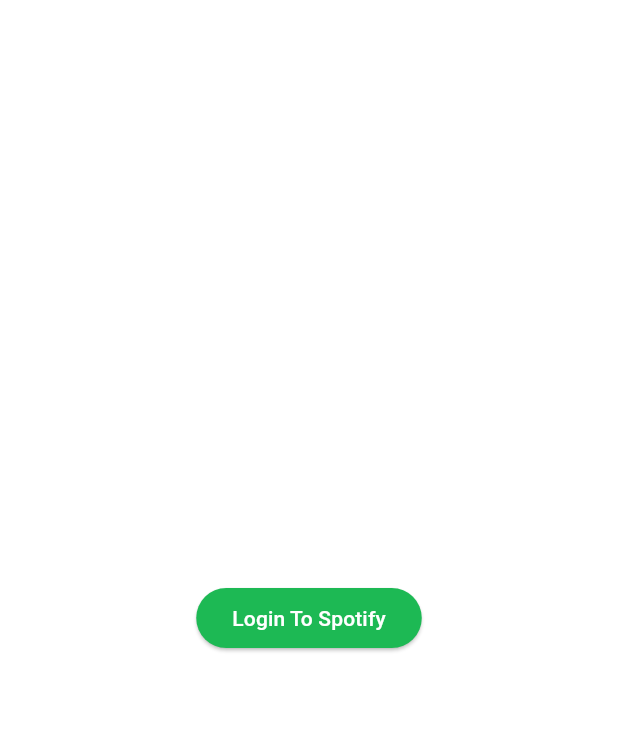
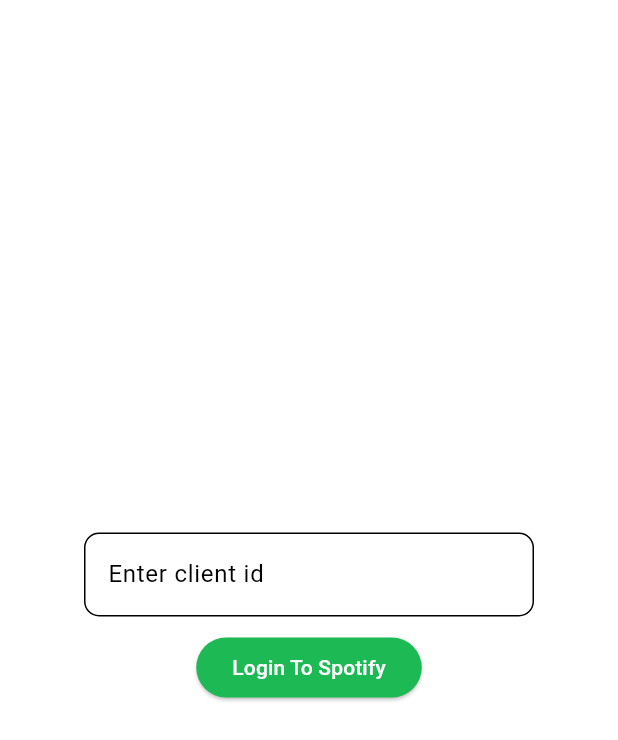
Before and after one commit to 1nsomnes/Lightify, a Flutter app: the screen it shows after launch, after a tap on "Login To Spotify", on a phone screen of 412 x 824 dp. Shown: the top 740 px of the screen. Run offline on Flutter 3.47's test engine with Material 3 defaults, Android fonts, the phone set to English and light mode, and no system bars; our stand-ins replace dio, flutter_dotenv, flutter_secure_storage, get_it, scrollable_positioned_list, webview_flutter; missing offline and left inert: flutter_foreground_task, hotkey_manager, webview_flutter_wkwebview, window_manager; statements that could not run were skipped.

Commit message:
accept client id at login and add break token for refresh and access token

```diff
--- a/lib/pages/initialization_page.dart
+++ b/lib/pages/initialization_page.dart
@@ -1,3 +1,5 @@
+import 'dart:io';
+
 import 'package:flutter/material.dart';
 import 'package:get_it/get_it.dart';
 import 'package:lightify/pages/home_page.dart';
@@ -50,8 +52,17 @@ class _InitializationPageState extends State<InitializationPage> {
     }
 
     final storage = FlutterSecureStorage();
+    final clientId = await storage.read(key: "client_id");
     final token = await storage.read(key: "token");
     final refreshToken = await storage.read(key: "refresh_token");
+
+    if(clientId == null) {
+      spotifyService.setClientId("");
+      authProvider.setIsAuthenticated(false);
+      return true;
+    } else {
+      spotifyService.setClientId(clientId);
+    }
 
     // make sure our SpotifyService (uses auth provider) has access to the tokens
     // before any of the SpotifyService calls are made
@@ -101,8 +112,10 @@ class _InitializationPageState extends State<InitializationPage> {
             } else {
               return Center(
                 child: Column(
+                mainAxisAlignment: MainAxisAlignment.center,
                   children: [
                     Text("Fatal error occured. Please restart the app."),
+                    SizedBox(height: 20,),
                     ElevatedButton(
                       onPressed: restart,
                       style: const ButtonStyle(
--- a/lib/pages/login_page.dart
+++ b/lib/pages/login_page.dart
@@ -14,23 +14,46 @@ const _scope =
     'streaming playlist-read-private user-read-email user-read-private user-library-read user-library-modify user-read-playback-state user-modify-playback-state';
 
 class LoginPage extends StatelessWidget {
-  const LoginPage({super.key});
+  LoginPage({super.key});
+
 
   @override
   Widget build(BuildContext context) {
+    final textController = TextEditingController(text: GetIt.instance.get<SpotifyService>().getClientId);
     return Center(
-      child: ElevatedButton(
+      child: Column(
+        mainAxisAlignment: MainAxisAlignment.center,
+        children: [
+          SizedBox(
+          width: 300,
+            child: TextField(
+              controller: textController,
+              decoration: const InputDecoration(
+                hintText: 'Enter client id',
+                border: OutlineInputBorder(
+                  borderRadius: BorderRadius.all(Radius.circular(10)),
+                ),
+              ),
+            ),
+          ),
+          SizedBox(height: 10,),
+          ElevatedButton(
             onPressed: () async {
-          SpotifyService spotifyService = GetIt.instance.get<SpotifyService>();
+              SpotifyService spotifyService = GetIt.instance
+                  .get<SpotifyService>();
+
+              spotifyService.setClientId(textController.text);
+              await FlutterSecureStorage().write(key: "client_id", value: textController.text);
 
               String codeVerifier = Auth.generateRandomString(64);
               String codeChallenge = base64UrlEncode(Auth.sha256(codeVerifier));
               codeChallenge = codeChallenge.replaceAll("=", "");
 
-          Uri url = Uri.parse('https://accounts.spotify.com/authorize').replace(
+              Uri url = Uri.parse('https://accounts.spotify.com/authorize')
+                  .replace(
                     queryParameters: {
                       'response_type': 'code',
-              'client_id': '3c3d7b0f935849bf82a7ce3153e1581b',
+                      'client_id': spotifyService.getClientId,
                       'scope': _scope,
                       'code_challenge_method': 'S256',
                       'code_challenge': codeChallenge,
@@ -60,7 +83,10 @@ class LoginPage extends StatelessWidget {
 
                 if (json.containsKey("refresh_token")) {
                   String refreshToken = json["refresh_token"];
-              await storage.write(key: "refresh_token", value: refreshToken);
+                  await storage.write(
+                    key: "refresh_token",
+                    value: refreshToken,
+                  );
                   spotifyService.setRefreshToken(refreshToken);
                 }
 
@@ -72,7 +98,12 @@ class LoginPage extends StatelessWidget {
             style: const ButtonStyle(
               backgroundColor: WidgetStatePropertyAll<Color>(Color(0xff1DB954)),
             ),
-        child: Text("Login To Spotify", style: TextStyle(color: Colors.white)),
+            child: Text(
+              "Login To Spotify",
+              style: TextStyle(color: Colors.white),
+            ),
+          ),
+        ],
       ),
     );
   }
--- a/lib/utilities/load_hotkeys.dart
+++ b/lib/utilities/load_hotkeys.dart
@@ -81,6 +81,23 @@ class LoadHotKeys {
         debugPrint("attempted to break token");
       },
     );
+
+    HotKey breakRefreshTokenKey = HotKey(
+      key: PhysicalKeyboardKey.keyT,
+      modifiers: [HotKeyModifier.shift, HotKeyModifier.control],
+      scope: HotKeyScope.inapp,
+    );
+
+    await hotKeyManager.register(
+      breakRefreshTokenKey,
+      keyDownHandler: (_) async {
+        spotifyService.setToken("break_token");
+        spotifyService.setRefreshToken("break_token");
+        await FlutterSecureStorage().write(key: "token", value: "break_token");
+        await FlutterSecureStorage().write(key: "refresh_token", value: "break_token");
+        debugPrint("attempted to break both tokens");
+      },
+    );
   }
 
   static void loadPlayerhotKeys(
--- a/lib/utilities/spotify/service_parts/auth.dart
+++ b/lib/utilities/spotify/service_parts/auth.dart
@@ -75,7 +75,7 @@ extension Auth on SpotifyService {
       body: {
         'refresh_token': _refreshToken,
         'grant_type': 'refresh_token',
-        'client_id': '3c3d7b0f935849bf82a7ce3153e1581b',
+        'client_id': _clientId,
       },
     );
 
@@ -101,7 +101,7 @@ extension Auth on SpotifyService {
         'code': code,
         'redirect_uri': 'http://127.0.0.1:3434',
         'grant_type': 'authorization_code',
-        'client_id': '3c3d7b0f935849bf82a7ce3153e1581b',
+        'client_id': _clientId,
         'code_verifier': codeVerifier,
       },
     );
--- a/lib/utilities/spotify/spotify_service.dart
+++ b/lib/utilities/spotify/spotify_service.dart
@@ -68,9 +68,11 @@ class SpotifyService {
 
   String _token = "";
   String _refreshToken = "";
+  String _clientId = "";
 
   String get getToken => _token;
   String get getRefreshToken => _refreshToken;
+  String get getClientId => _clientId;
 
   void setToken(String token) {
     _token = token;
@@ -81,6 +83,10 @@ class SpotifyService {
     _refreshToken = refreshToken;
   }
 
+  void setClientId(String clientId) {
+    _clientId = clientId;
+  }
+
   void dispose() {
     _playbackStateCtrl.close();
   }
```
Lines whose indentation alone changed are shown as unchanged.
